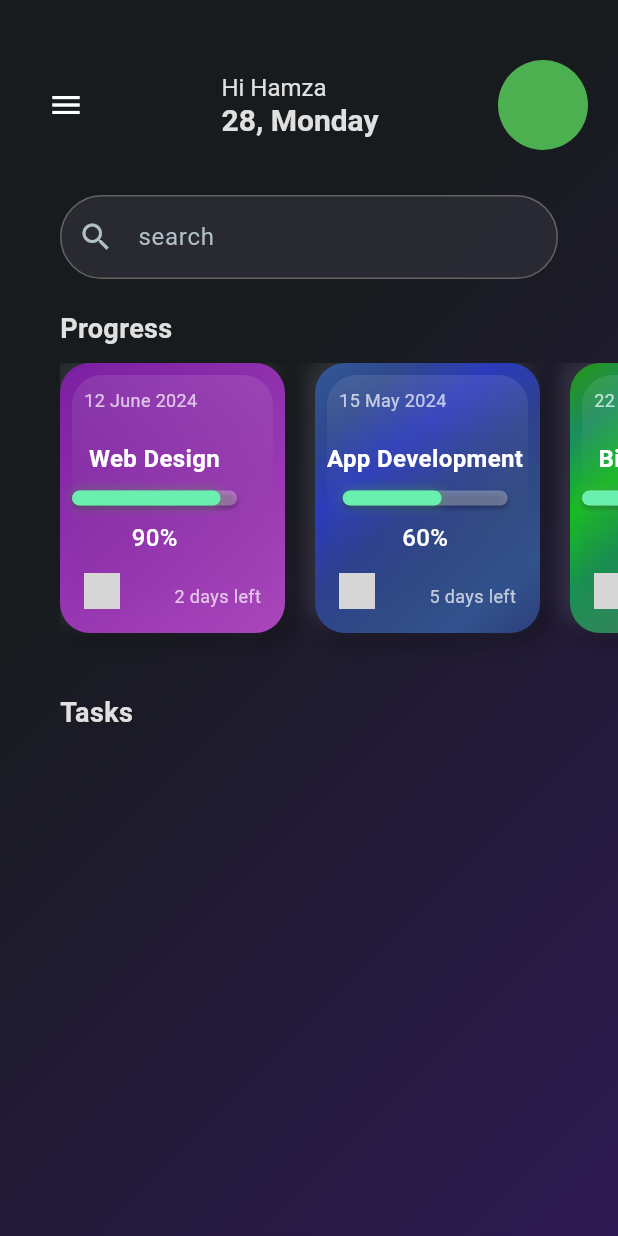
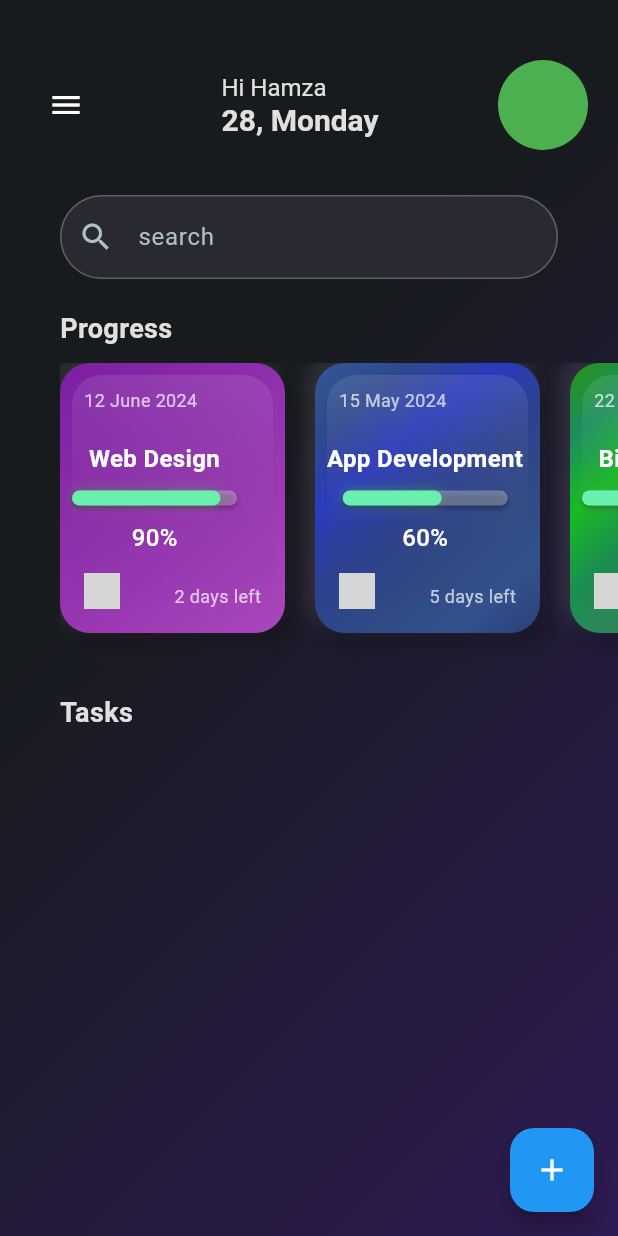
Before and after one commit to Hamza862-Naeem/Task_Management, a Flutter app: the screen it shows after launch, on a phone screen of 412 x 824 dp. Run offline on Flutter 3.47's test engine with Material 3 defaults, Android fonts, the phone set to English and light mode, and no system bars; our stand-ins replace cloud_firestore, firebase_auth, firebase_core, flutter_riverpod; accounts and stored records are empty; network calls fail; grey boxes are pictures that could not be loaded.

Commit message:
tasks added

```diff
--- /dev/null
+++ b/lib/models/task_model.dart
@@ -0,0 +1,7 @@
+class Task {
+  final String title;
+  final String description;
+  final DateTime startDate;
+
+  Task({required this.title, required this.description, required this.startDate});
+}
--- a/lib/views/dashboard/main_dashboard_screen.dart
+++ b/lib/views/dashboard/main_dashboard_screen.dart
@@ -6,6 +6,7 @@ import 'package:task_management/provider/task_data_provider.dart';
 import 'package:task_management/widgets/custom_container.dart';
 import 'package:task_management/widgets/custom_textfield.dart';
 import '../../data/constants/app_colors.dart';
+import '../../widgets/add_task_dialog.dart';
 
 
 class MainDashboardScreen extends ConsumerStatefulWidget {
@@ -38,6 +39,15 @@ class _MainDashboardScreenState extends ConsumerState<MainDashboardScreen> {
   void dispose() {
     _timer.cancel(); // Cancel the timer when disposing the widget
     super.dispose();
+  }
+  // Add the _openAddTaskDialog method within the MainDashboardScreenState
+  void _openAddTaskDialog(BuildContext context) {
+    showDialog(
+      context: context,
+      builder: (BuildContext context) {
+        return AddTaskDialog();
+      },
+    );
   }
 
   @override
@@ -163,10 +173,36 @@ class _MainDashboardScreenState extends ConsumerState<MainDashboardScreen> {
                fontWeight: FontWeight.bold)
                        ),
             ) ,
+            const SizedBox(height: 10),
+Expanded(
+  child: Consumer(
+    builder: (context, ref, child) {
+      final tasks = ref.watch(tasksProvider);
+      return ListView.builder(
+        itemCount: tasks.length,
+        itemBuilder: (context, index) {
+          final task = tasks[index];
+          return ListTile(
+            title: Text(task.title, style: TextStyle(color: AppColors.lightGreyColor)),
+            subtitle: Text(task.description, style: TextStyle(color: AppColors.lightGreyColor)),
+            trailing: Text(DateFormat.yMMMd().format(task.startDate),style: TextStyle(color: AppColors.lightGreyColor),),
+          );
+        },
+      );
+    },
+  ),
+),
 
             ],
+
+        )
+
         ),
+         floatingActionButton: FloatingActionButton(
+        onPressed: () => _openAddTaskDialog(context),
+        backgroundColor: AppColors.blueColor,
+        child: const Icon(Icons.add, color: Colors.white),
       ),
     );
-  }
-}
+
+  }}
```
Also changed, not shown: lib/provider/task_data_provider.dart (+11 -0 lines), lib/widgets/add_task_dialog.dart (added, +51 -0 lines), lib/widgets/custom_task.dart (deleted, +0 -31 lines).
